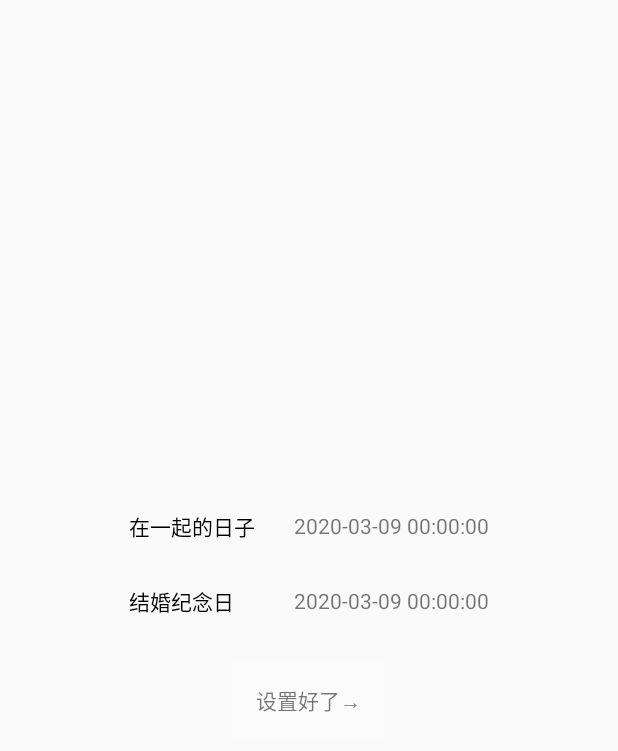
After one commit to cuiwenju2017/We, an Android app: the layout activity_set_time.xml on its own in the app's theme, with its tools: preview values and no code run, on a phone screen of 412 x 824 dp. The commit adds this screen. Shown: the top 751 px of the screen. Run offline under Robolectric (Android 15) with nearby library versions, the phone set to English and light mode, and no system bars.

Commit message:
2020/03/11

```diff
--- a/app/src/main/java/com/cwj/love_lhh/activity/SplashActivity.java
+++ b/app/src/main/java/com/cwj/love_lhh/activity/SplashActivity.java
@@ -31,7 +31,7 @@ public class SplashActivity extends AppCompatActivity {
         handler.postDelayed(new Runnable() {
             @Override
             public void run() {
-                startActivity(new Intent(SplashActivity.this, MainActivity.class));
+                startActivity(new Intent(SplashActivity.this, SetTimeActivity.class));
                 finish();
             }
         }, 3333);//n秒后执行Runnable中的run方法
--- a/app/src/main/java/com/cwj/love_lhh/utils/TimeUtils.java
+++ b/app/src/main/java/com/cwj/love_lhh/utils/TimeUtils.java
@@ -45,7 +45,7 @@ public class TimeUtils {
         return date;
     }
 
-    /*
+    /**
      * 将时间转换为时间戳
      */
     public static String dateToStamp(String s) throws ParseException {
--- a/app/src/main/res/layout/activity_main.xml
+++ b/app/src/main/res/layout/activity_main.xml
@@ -99,7 +99,7 @@
         android:background="@drawable/ripple_water"
         android:clickable="true"
         android:padding="15dp"
-        android:text="更多→"
+        android:text="小游戏→"
         android:textColor="@color/colorWhite" />
 
     <androidx.coordinatorlayout.widget.CoordinatorLayout
--- /dev/null
+++ b/app/src/main/res/layout/activity_set_time.xml
@@ -0,0 +1,62 @@
+<?xml version="1.0" encoding="utf-8"?>
+<LinearLayout xmlns:android="http://schemas.android.com/apk/res/android"
+    xmlns:app="http://schemas.android.com/apk/res-auto"
+    xmlns:tools="http://schemas.android.com/tools"
+    android:layout_width="match_parent"
+    android:layout_height="match_parent"
+    android:gravity="center"
+    android:orientation="vertical">
+
+    <LinearLayout
+        android:layout_width="wrap_content"
+        android:layout_height="40dp"
+        android:orientation="horizontal">
+
+        <TextView
+            android:layout_width="100dp"
+            android:layout_height="match_parent"
+            android:gravity="center_vertical"
+            android:text="在一起的日子"
+            android:textColor="@android:color/black" />
+
+        <TextView
+            android:id="@+id/tv_together_time"
+            android:layout_width="wrap_content"
+            android:layout_height="match_parent"
+            android:layout_marginLeft="10dp"
+            android:gravity="center_vertical"
+            android:text="2020-03-09 00:00:00" />
+    </LinearLayout>
+
+    <LinearLayout
+        android:layout_width="wrap_content"
+        android:layout_height="40dp"
+        android:layout_marginTop="10dp"
+        android:orientation="horizontal">
+
+        <TextView
+            android:layout_width="100dp"
+            android:layout_height="match_parent"
+            android:gravity="center_vertical"
+            android:text="结婚纪念日"
+            android:textColor="@android:color/black" />
+
+        <TextView
+            android:id="@+id/tv_get_married_time"
+            android:layout_width="wrap_content"
+            android:layout_height="match_parent"
+            android:layout_marginLeft="10dp"
+            android:gravity="center_vertical"
+            android:text="2020-03-09 00:00:00" />
+    </LinearLayout>
+
+    <TextView
+        android:id="@+id/tv_confirm"
+        android:layout_width="wrap_content"
+        android:layout_height="wrap_content"
+        android:layout_marginTop="20dp"
+        android:background="@drawable/ripple_water_more"
+        android:clickable="true"
+        android:padding="15dp"
+        android:text="设置好了→" />
+</LinearLayout>
```
Also changed, not shown: app/src/main/AndroidManifest.xml (+5 -5 lines), app/src/main/java/com/cwj/love_lhh/activity/SetTimeActivity.java (added, +171 -0 lines), app/src/main/java/com/cwj/love_lhh/utils/ChinaDate.java (added, +336 -0 lines), app/src/main/res/layout/pickerview_custom_lunar.xml (added, +104 -0 lines), app/src/main/res/drawable-xhdpi/to_down.png (added).
